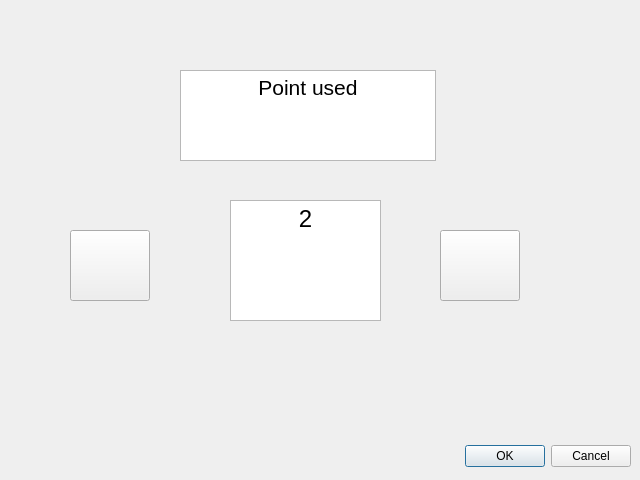
Above: Group Assignment/coupdialogwindow.ui from RickySkywalker/GP before the change. Below: the same form after it.
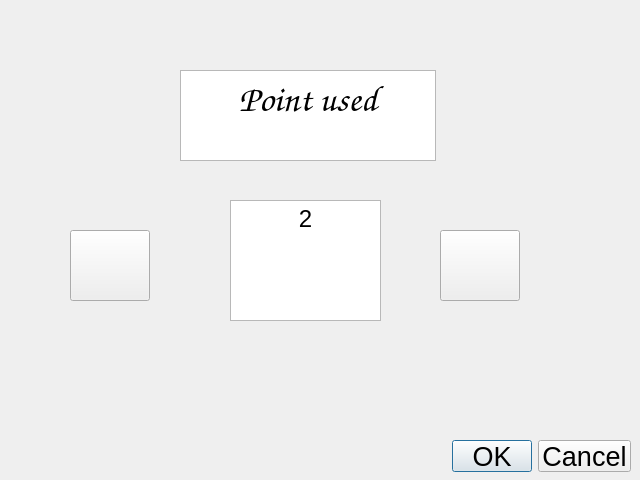
That is the form after the change. Icons and pictures are not drawn.

Diff of the .ui file:
```diff
--- a/Group Assignment/coupdialogwindow.ui
+++ b/Group Assignment/coupdialogwindow.ui
@@ -22,6 +22,11 @@
      <height>32</height>
     </rect>
    </property>
+   <property name="font">
+    <font>
+     <pointsize>20</pointsize>
+    </font>
+   </property>
    <property name="orientation">
     <enum>Qt::Horizontal</enum>
    </property>
@@ -78,12 +83,17 @@
      <height>91</height>
     </rect>
    </property>
+   <property name="font">
+    <font>
+     <family>Comic Sans MS</family>
+    </font>
+   </property>
    <property name="html">
     <string>&lt;!DOCTYPE HTML PUBLIC &quot;-//W3C//DTD HTML 4.0//EN&quot; &quot;http://www.w3.org/TR/REC-html40/strict.dtd&quot;&gt;
 &lt;html&gt;&lt;head&gt;&lt;meta name=&quot;qrichtext&quot; content=&quot;1&quot; /&gt;&lt;style type=&quot;text/css&quot;&gt;
 p, li { white-space: pre-wrap; }
-&lt;/style&gt;&lt;/head&gt;&lt;body style=&quot; font-family:'SimSun'; font-size:9pt; font-weight:400; font-style:normal;&quot;&gt;
-&lt;p align=&quot;center&quot; style=&quot; margin-top:0px; margin-bottom:0px; margin-left:0px; margin-right:0px; -qt-block-indent:0; text-indent:0px;&quot;&gt;&lt;span style=&quot; font-size:16pt;&quot;&gt;Point used&lt;/span&gt;&lt;/p&gt;&lt;/body&gt;&lt;/html&gt;</string>
+&lt;/style&gt;&lt;/head&gt;&lt;body style=&quot; font-family:'Comic Sans MS'; font-size:9pt; font-weight:400; font-style:normal;&quot;&gt;
+&lt;p align=&quot;center&quot; style=&quot; margin-top:0px; margin-bottom:0px; margin-left:0px; margin-right:0px; -qt-block-indent:0; text-indent:0px;&quot;&gt;&lt;span style=&quot; font-family:'SimSun'; font-size:28pt;&quot;&gt;Point used&lt;/span&gt;&lt;/p&gt;&lt;/body&gt;&lt;/html&gt;</string>
    </property>
   </widget>
   <widget class="QPushButton" name="decrease">
```
